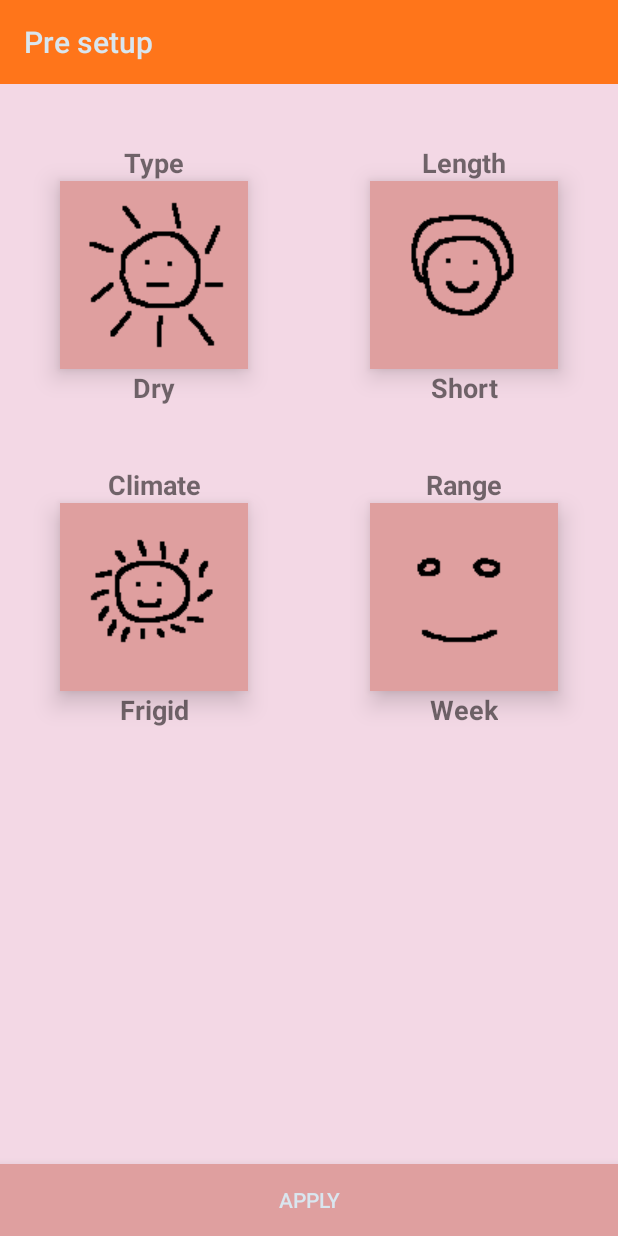
After one commit to viacheslav-chugunov/hair-washing, an Android app: the PreSetupActivity screen opened directly, with no data from a screen before it, on a phone screen of 412 x 824 dp. The commit adds this screen. Run offline under Robolectric (Android 15) with nearby library versions, the phone set to English and light mode, and no system bars.

Commit message:
new activities
added split activity and pre setup activity

```diff
--- a/app/src/main/AndroidManifest.xml
+++ b/app/src/main/AndroidManifest.xml
@@ -9,13 +9,15 @@
         android:roundIcon="@mipmap/ic_launcher_round"
         android:supportsRtl="true"
         android:theme="@style/AppTheme">
-        <activity android:name="io.hairwashing.structure.activity.HomeActivity">
+        <activity android:name=".structure.activity.SplitActivity">
             <intent-filter>
                 <action android:name="android.intent.action.MAIN" />
 
                 <category android:name="android.intent.category.LAUNCHER" />
             </intent-filter>
         </activity>
+        <activity android:name=".structure.activity.PreSetupActivity" />
+        <activity android:name=".structure.activity.HomeActivity" />
     </application>
 
 </manifest>
--- a/app/src/main/java/io/hairwashing/db/ConfigDB.kt
+++ b/app/src/main/java/io/hairwashing/db/ConfigDB.kt
@@ -24,6 +24,7 @@ class ConfigDB(context: Context) {
         const val VALUE_PRE_LAST_WASHING = "pre_last_washing"
         const val VALUE_TIME_RANGE = "time_range"
         const val VALUE_SETUP_VISIBILITY = "setup_visibility"
+        const val VALUE_PRE_SETUP_ON_START = "pre_setup_on_start"
     }
 
     fun close() = db.close()
@@ -67,6 +68,8 @@ class ConfigDB(context: Context) {
 
     fun updateSetupVisibility(arg: String) = updateBy(VALUE_SETUP_VISIBILITY, arg)
 
+    fun updatePreSetupOnStart(arg: String) = updateBy(VALUE_PRE_SETUP_ON_START, arg)
+
         private fun updateBy(value: String, arg: String) {
             val content = ContentValues().apply {
                 put(KEY_ARGUMENT, arg)
--- a/app/src/main/java/io/hairwashing/db/ConfigDBHelper.kt
+++ b/app/src/main/java/io/hairwashing/db/ConfigDBHelper.kt
@@ -13,6 +13,7 @@ import io.hairwashing.db.ConfigDB.Companion.VALUE_HAIR_LENGTH
 import io.hairwashing.db.ConfigDB.Companion.VALUE_HAIR_TYPE
 import io.hairwashing.db.ConfigDB.Companion.VALUE_LAST_WASHING
 import io.hairwashing.db.ConfigDB.Companion.VALUE_PRE_LAST_WASHING
+import io.hairwashing.db.ConfigDB.Companion.VALUE_PRE_SETUP_ON_START
 import io.hairwashing.db.ConfigDB.Companion.VALUE_SETUP_VISIBILITY
 import io.hairwashing.db.ConfigDB.Companion.VALUE_TIME_RANGE
 import io.hairwashing.structure.dependences.Hair
@@ -23,7 +24,7 @@ class ConfigDBHelper(context: Context) : SQLiteOpenHelper(context, DB_NAME, null
 
     companion object {
         private const val DB_NAME = "configDB"
-        private const val DB_VERSION = 3
+        private const val DB_VERSION = 4
     }
 
     override fun onCreate(db: SQLiteDatabase?) {
@@ -48,6 +49,7 @@ class ConfigDBHelper(context: Context) : SQLiteOpenHelper(context, DB_NAME, null
         val timeRange = TimeRange.ONE_WEEK.view
         insertLine(VALUE_TIME_RANGE, timeRange)
         insertLine(VALUE_SETUP_VISIBILITY, "true")
+        insertLine(VALUE_PRE_SETUP_ON_START, "true")
     }
 
         private fun insertLine(value: String, argument: String) {
--- /dev/null
+++ b/app/src/main/java/io/hairwashing/structure/activity/PreSetupActivity.kt
@@ -0,0 +1,32 @@
+package io.hairwashing.structure.activity
+
+import androidx.appcompat.app.AppCompatActivity
+import android.os.Bundle
+import android.view.View
+import io.hairwashing.structure.fragment.PreSetupFragment
+import io.hairwashing.R
+import io.hairwashing.db.ConfigDB
+import io.hairwashing.extensions.startActivityWithoutBackStack
+import kotlinx.android.synthetic.main.toolbar.*
+
+class PreSetupActivity : AppCompatActivity() {
+
+    override fun onCreate(savedInstanceState: Bundle?) {
+        super.onCreate(savedInstanceState)
+        setContentView(R.layout.activity_pre_setup)
+        setSupportActionBar(toolbar.apply { setTitle(R.string.pre_setup_title) })
+    }
+
+    fun onApplyButtonCLick(view: View) {
+        updateConfig()
+        startActivityWithoutBackStack(HomeActivity::class.java)
+    }
+
+        private fun updateConfig() {
+            val setup = supportFragmentManager.findFragmentById(R.id.pre_setup_fragment) as PreSetupFragment
+            val db = ConfigDB(this)
+            db.updateBy(setup.hair, setup.timeRange)
+            db.updatePreSetupOnStart(false.toString())
+            db.close()
+        }
+}
--- /dev/null
+++ b/app/src/main/java/io/hairwashing/structure/fragment/PreSetupFragment.kt
@@ -0,0 +1,15 @@
+package io.hairwashing.structure.fragment
+
+import android.os.Bundle
+import android.view.LayoutInflater
+import android.view.View
+import android.view.ViewGroup
+import io.hairwashing.R
+
+class PreSetupFragment : SetupFragment() {
+
+    override fun onCreateView(inflater: LayoutInflater, container: ViewGroup?,
+                              savedInstanceState: Bundle?): View? {
+        return inflater.inflate(R.layout.fragment_pre_setup, container, false)
+    }
+}
--- a/app/src/main/java/io/hairwashing/structure/fragment/SetupFragment.kt
+++ b/app/src/main/java/io/hairwashing/structure/fragment/SetupFragment.kt
@@ -12,7 +12,7 @@ import io.hairwashing.structure.dependences.TimeRange
 import kotlinx.android.synthetic.main.fragment_setup.*
 import java.time.LocalDate
 
-class SetupFragment : Fragment() {
+open class SetupFragment : Fragment() {
     var hair: Hair = Hair.asDefault()
     var timeRange: TimeRange = TimeRange.ONE_WEEK
     var listener: Listener? = null
--- /dev/null
+++ b/app/src/main/res/layout/activity_pre_setup.xml
@@ -0,0 +1,31 @@
+<?xml version="1.0" encoding="utf-8"?>
+<LinearLayout xmlns:android="http://schemas.android.com/apk/res/android"
+    xmlns:app="http://schemas.android.com/apk/res-auto"
+    xmlns:tools="http://schemas.android.com/tools"
+    android:layout_width="match_parent"
+    android:layout_height="match_parent"
+    android:orientation="vertical"
+    tools:context=".structure.activity.PreSetupActivity">
+
+    <include
+        android:id="@+id/toolbar"
+        layout="@layout/toolbar"
+        android:layout_width="match_parent"
+        android:layout_height="wrap_content" />
+
+    <fragment
+        android:id="@+id/pre_setup_fragment"
+        android:name="io.hairwashing.structure.fragment.PreSetupFragment"
+        android:layout_width="match_parent"
+        android:layout_height="0dp"
+        android:layout_weight="1" />
+
+    <Button
+        android:id="@+id/apply_button"
+        style="@style/Button"
+        android:layout_width="match_parent"
+        android:layout_height="wrap_content"
+        android:text="@string/apply"
+        android:onClick="onApplyButtonCLick" />
+
+</LinearLayout>
--- /dev/null
+++ b/app/src/main/res/layout/fragment_pre_setup.xml
@@ -0,0 +1,126 @@
+<?xml version="1.0" encoding="utf-8"?>
+<androidx.constraintlayout.widget.ConstraintLayout xmlns:android="http://schemas.android.com/apk/res/android"
+    xmlns:app="http://schemas.android.com/apk/res-auto"
+    xmlns:tools="http://schemas.android.com/tools"
+    android:id="@+id/frameLayout"
+    android:layout_width="match_parent"
+    android:layout_height="match_parent"
+    tools:context=".structure.fragment.PreSetupFragment">
+
+    <ImageButton
+        android:id="@+id/hair_type_button"
+        style="@style/Button"
+        android:layout_width="125dp"
+        android:layout_height="125dp"
+        android:layout_marginStart="40dp"
+        app:layout_constraintStart_toStartOf="parent"
+        app:layout_constraintTop_toBottomOf="@+id/type_text" />
+
+    <ImageButton
+        android:id="@+id/hair_length_button"
+        style="@style/Button"
+        android:layout_width="125dp"
+        android:layout_height="125dp"
+        android:layout_marginEnd="40dp"
+        app:layout_constraintEnd_toEndOf="parent"
+        app:layout_constraintTop_toBottomOf="@+id/length_text" />
+
+    <ImageButton
+        android:id="@+id/hair_climate_button"
+        style="@style/Button"
+        android:layout_width="125dp"
+        android:layout_height="125dp"
+        android:layout_marginStart="40dp"
+        app:layout_constraintStart_toStartOf="parent"
+        app:layout_constraintTop_toBottomOf="@+id/climate_text" />
+
+    <ImageButton
+        android:id="@+id/time_range_button"
+        style="@style/Button"
+        android:layout_width="125dp"
+        android:layout_height="125dp"
+        android:layout_marginEnd="40dp"
+        app:layout_constraintEnd_toEndOf="parent"
+        app:layout_constraintTop_toBottomOf="@+id/time_range_text" />
+
+    <TextView
+        android:id="@+id/type_text"
+        style="@style/BlackBaseText"
+        android:layout_width="wrap_content"
+        android:layout_height="wrap_content"
+        android:layout_marginTop="40dp"
+        android:text="@string/type"
+        app:layout_constraintEnd_toEndOf="@+id/hair_type_button"
+        app:layout_constraintStart_toStartOf="@+id/hair_type_button"
+        app:layout_constraintTop_toTopOf="parent" />
+
+    <TextView
+        android:id="@+id/hair_length_text_view"
+        style="@style/BlackBaseText"
+        android:layout_width="wrap_content"
+        android:layout_height="wrap_content"
+        app:layout_constraintEnd_toEndOf="@+id/hair_length_button"
+        app:layout_constraintStart_toStartOf="@+id/hair_length_button"
+        app:layout_constraintTop_toBottomOf="@+id/hair_length_button" />
+
+    <TextView
+        android:id="@+id/hair_climate_text_view"
+        style="@style/BlackBaseText"
+        android:layout_width="wrap_content"
+        android:layout_height="wrap_content"
+        app:layout_constraintEnd_toEndOf="@+id/hair_climate_button"
+        app:layout_constraintStart_toStartOf="@+id/hair_climate_button"
+        app:layout_constraintTop_toBottomOf="@+id/hair_climate_button" />
+
+    <TextView
+        android:id="@+id/time_range_text_view"
+        style="@style/BlackBaseText"
+        android:layout_width="wrap_content"
+        android:layout_height="wrap_content"
+        app:layout_constraintEnd_toEndOf="@+id/time_range_button"
+        app:layout_constraintStart_toStartOf="@+id/time_range_button"
+        app:layout_constraintTop_toBottomOf="@+id/time_range_button" />
+
+    <TextView
+        android:id="@+id/hair_type_text_view"
+        style="@style/BlackBaseText"
+        android:layout_width="wrap_content"
+        android:layout_height="wrap_content"
+        app:layout_constraintEnd_toEndOf="@+id/hair_type_button"
+        app:layout_constraintStart_toStartOf="@+id/hair_type_button"
+        app:layout_constraintTop_toBottomOf="@+id/hair_type_button" />
+
+    <TextView
+        android:id="@+id/length_text"
+        style="@style/BlackBaseText"
+        android:layout_width="wrap_content"
+        android:layout_height="wrap_content"
+        android:layout_marginTop="40dp"
+        android:text="@string/length"
+        app:layout_constraintEnd_toEndOf="@+id/hair_length_button"
+        app:layout_constraintStart_toStartOf="@+id/hair_length_button"
+        app:layout_constraintTop_toTopOf="parent" />
+
+    <TextView
+        android:id="@+id/climate_text"
+        style="@style/BlackBaseText"
+        android:layout_width="wrap_content"
+        android:layout_height="wrap_content"
+        android:layout_marginTop="40dp"
+        android:text="@string/climate"
+        app:layout_constraintEnd_toEndOf="@+id/hair_climate_button"
+        app:layout_constraintStart_toStartOf="@+id/hair_climate_button"
+        app:layout_constraintTop_toBottomOf="@+id/hair_type_text_view" />
+
+    <TextView
+        android:id="@+id/time_range_text"
+        style="@style/BlackBaseText"
+        android:layout_width="wrap_content"
+        android:layout_height="wrap_content"
+        android:layout_marginTop="40dp"
+        android:text="@string/range"
+        app:layout_constraintEnd_toEndOf="@+id/time_range_button"
+        app:layout_constraintStart_toStartOf="@+id/time_range_button"
+        app:layout_constraintTop_toBottomOf="@+id/hair_length_text_view" />
+
+</androidx.constraintlayout.widget.ConstraintLayout>
--- a/app/src/main/res/values/strings.xml
+++ b/app/src/main/res/values/strings.xml
@@ -1,5 +1,7 @@
 <resources>
     <string name="app_name">Hair Washing</string>
+    <string name="pre_setup_title">Pre setup</string>
+    <string name="apply">Apply</string>
 
     <!--  Washing permissions  -->
     <string name="wash_hair">Wash the hair</string>
--- a/app/src/main/res/values/styles.xml
+++ b/app/src/main/res/values/styles.xml
@@ -21,6 +21,15 @@
         <item name="android:textColor">@color/text</item>
     </style>
 
+    <style name="BlackBaseText">
+        <item name="android:textSize">18sp</item>
+        <item name="android:textStyle">bold</item>
+    </style>
+
+    <style name="LargeText" parent="BlackBaseText">
+        <item name="android:textSize">20sp</item>
+    </style>
+
     <style name="Button" parent="Widget.AppCompat.Button.Colored">
         <item name="android:elevation">6dp</item>
         <item name="android:stateListAnimator">@null</item>
```
Also changed, not shown: app/src/main/java/io/hairwashing/extensions/activity.kt (added, +11 -0 lines), app/src/main/java/io/hairwashing/structure/activity/SplitActivity.kt (added, +33 -0 lines), app/src/main/res/layout/activity_split.xml (added, +29 -0 lines), 1 other file.
